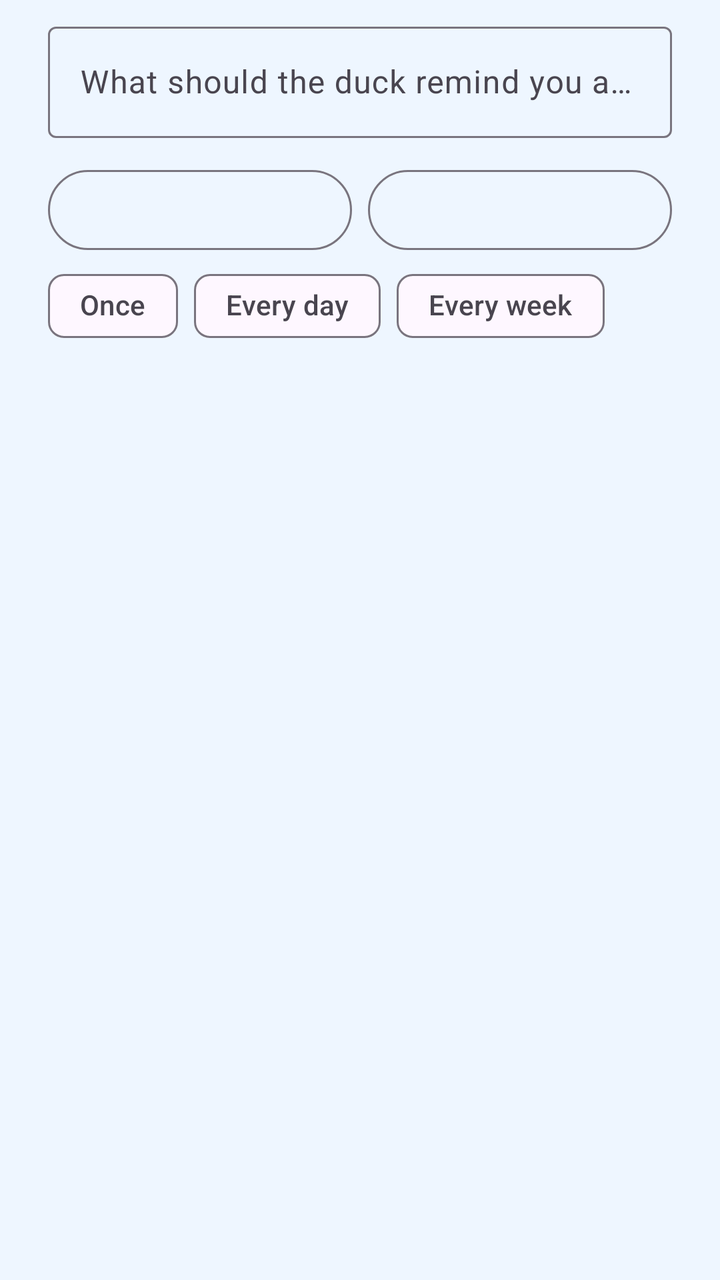
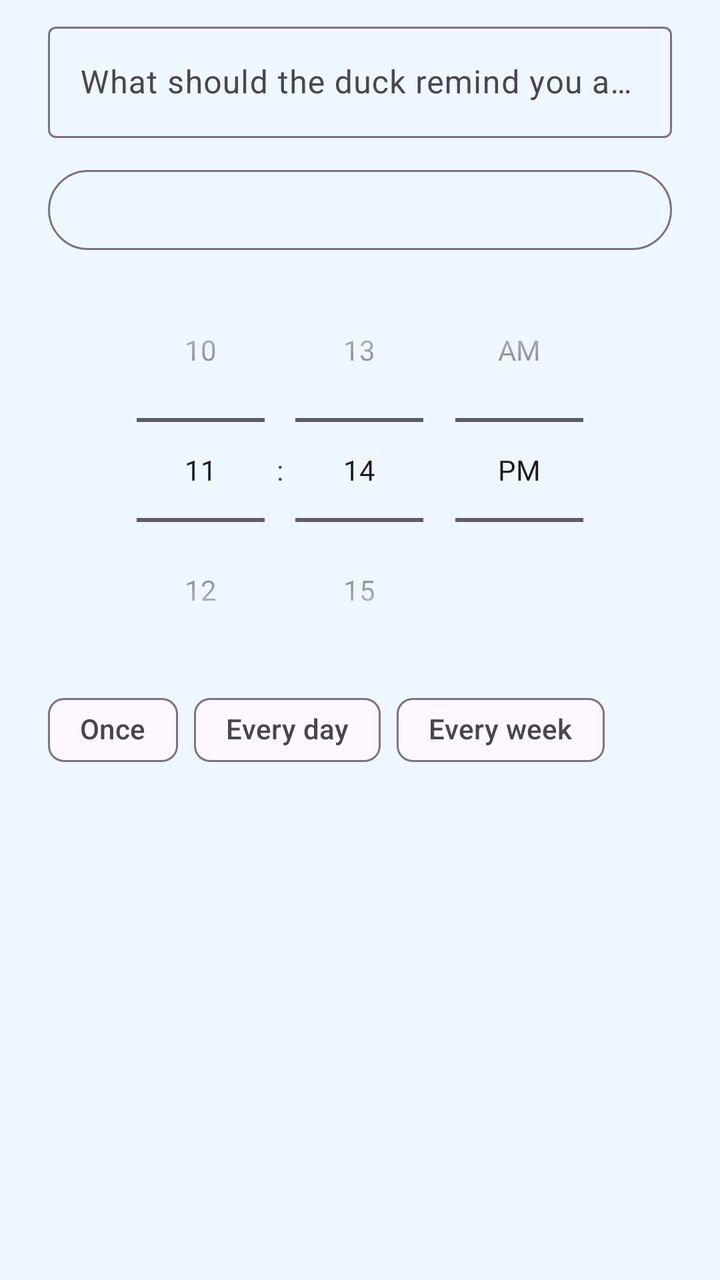

Compare the two renders of this Android layout. The source of the first and the diff that turns it into the second are given below.
<!-- AndroidManifest.xml: application theme Theme.ReminderDucky -->
<!-- res/layout/dialog_add.xml -->
<?xml version="1.0" encoding="utf-8"?>
<ScrollView xmlns:android="http://schemas.android.com/apk/res/android"
    xmlns:app="http://schemas.android.com/apk/res-auto"
    android:layout_width="match_parent"
    android:layout_height="wrap_content">

<LinearLayout
    android:layout_width="match_parent"
    android:layout_height="wrap_content"
    android:orientation="vertical"
    android:paddingStart="24dp"
    android:paddingTop="8dp"
    android:paddingEnd="24dp">

    <com.google.android.material.textfield.TextInputLayout
        android:layout_width="match_parent"
        android:layout_height="wrap_content"
        android:hint="@string/hint_text">

        <com.google.android.material.textfield.TextInputEditText
            android:id="@+id/inputText"
            android:layout_width="match_parent"
            android:layout_height="wrap_content"
            android:inputType="textCapSentences|textMultiLine"
            android:maxLines="4" />
    </com.google.android.material.textfield.TextInputLayout>

    <com.google.android.material.chip.ChipGroup
        android:id="@+id/iconGroup"
        android:layout_width="match_parent"
        android:layout_height="wrap_content"
        android:layout_marginTop="4dp"
        app:selectionRequired="true"
        app:singleSelection="true" />

    <LinearLayout
        android:layout_width="match_parent"
        android:layout_height="wrap_content"
        android:layout_marginTop="8dp"
        android:orientation="horizontal">

        <com.google.android.material.button.MaterialButton
            android:id="@+id/btnDate"
            style="?attr/materialButtonOutlinedStyle"
            android:layout_width="0dp"
            android:layout_height="wrap_content"
            android:layout_marginEnd="8dp"
            android:layout_weight="1" />

        <com.google.android.material.button.MaterialButton
            android:id="@+id/btnTime"
            style="?attr/materialButtonOutlinedStyle"
            android:layout_width="0dp"
            android:layout_height="wrap_content"
            android:layout_weight="1" />
    </LinearLayout>

    <com.google.android.material.chip.ChipGroup
        android:id="@+id/repeatGroup"
        android:layout_width="match_parent"
        android:layout_height="wrap_content"
        app:selectionRequired="true"
        app:singleSelection="true">

        <com.google.android.material.chip.Chip
            android:id="@+id/repeatNone"
            style="@style/Widget.Material3.Chip.Filter"
            android:layout_width="wrap_content"
            android:layout_height="wrap_content"
            android:text="@string/repeat_once" />

        <com.google.android.material.chip.Chip
            android:id="@+id/repeatDaily"
            style="@style/Widget.Material3.Chip.Filter"
            android:layout_width="wrap_content"
            android:layout_height="wrap_content"
            android:text="@string/repeat_daily" />

        <com.google.android.material.chip.Chip
            android:id="@+id/repeatWeekly"
            style="@style/Widget.Material3.Chip.Filter"
            android:layout_width="wrap_content"
            android:layout_height="wrap_content"
            android:text="@string/repeat_weekly" />
    </com.google.android.material.chip.ChipGroup>

    <TextView
        android:id="@+id/dialogError"
        android:layout_width="match_parent"
        android:layout_height="wrap_content"
        android:layout_marginTop="4dp"
        android:textColor="#D93636"
        android:textSize="14sp"
        android:visibility="gone" />
</LinearLayout>
</ScrollView>
<!-- resources referenced by this layout -->
<resources>
  <string name="hint_text">What should the duck remind you about?</string>
  <string name="repeat_daily">Every day</string>
  <string name="repeat_once">Once</string>
  <string name="repeat_weekly">Every week</string>
  <style name="Theme.ReminderDucky" parent="Theme.Material3.DayNight.NoActionBar">
          <item name="colorPrimary">#2F7BF5</item>
          <item name="colorOnPrimary">#FFFFFF</item>
          <item name="colorPrimaryContainer">#D8E8FF</item>
          <item name="colorOnPrimaryContainer">#0B2A5C</item>
          <item name="colorSecondaryContainer">#FFE8A3</item>
          <item name="colorOnSecondaryContainer">#3A2A00</item>
          <item name="android:windowBackground">@color/page</item>
          <item name="materialCardViewStyle">@style/DuckCard</item>
      </style>
  <color name="page">#EEF6FF</color>
  <style name="DuckCard" parent="Widget.Material3.CardView.Elevated">
          <item name="cardCornerRadius">24dp</item>
          <item name="cardBackgroundColor">@color/card</item>
          <item name="cardElevation">2dp</item>
      </style>
  <color name="card">#FFFFFF</color>
</resources>

<!-- the commit's change to res/layout/dialog_add.xml (unified diff, before → after) -->
@@ -42,18 +42,17 @@
         <com.google.android.material.button.MaterialButton
             android:id="@+id/btnDate"
             style="?attr/materialButtonOutlinedStyle"
-            android:layout_width="0dp"
-            android:layout_height="wrap_content"
-            android:layout_marginEnd="8dp"
-            android:layout_weight="1" />
+            android:layout_width="match_parent"
+            android:layout_height="wrap_content" />
+    </LinearLayout>
 
-        <com.google.android.material.button.MaterialButton
-            android:id="@+id/btnTime"
-            style="?attr/materialButtonOutlinedStyle"
-            android:layout_width="0dp"
-            android:layout_height="wrap_content"
-            android:layout_weight="1" />
-    </LinearLayout>
+    
+    <TimePicker
+        android:id="@+id/timeWheel"
+        android:layout_width="wrap_content"
+        android:layout_height="wrap_content"
+        android:layout_gravity="center_horizontal"
+        android:timePickerMode="spinner" />
 
     <com.google.android.material.chip.ChipGroup
         android:id="@+id/repeatGroup"
